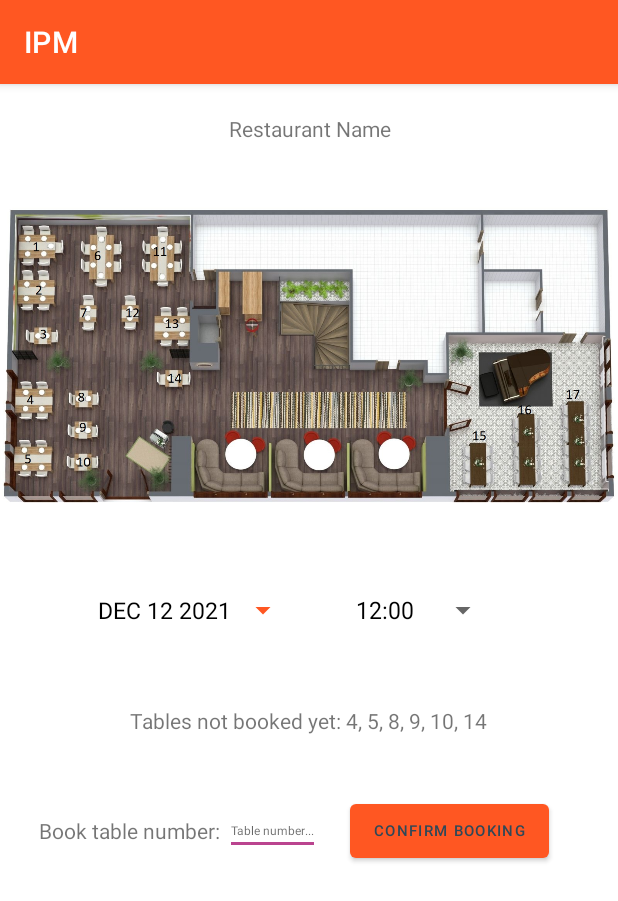
After one commit to PedromDimas/IPM, an Android app: the BookTableActivity screen opened directly, with no data from a screen before it, on a phone screen of 412 x 824 dp. The commit adds this screen. Shown: the top 901 px of the screen. Run offline under Robolectric (Android 15) with nearby library versions, the phone set to English and light mode, and no system bars.

Commit message:
Booking tables awfull

```diff
--- a/app/src/main/AndroidManifest.xml
+++ b/app/src/main/AndroidManifest.xml
@@ -29,7 +29,6 @@
         <meta-data
             android:name="com.google.android.geo.API_KEY"
             android:value="@string/google_maps_key" />
-
         <activity
             android:name=".FinishOrderActivity"
             android:exported="false" />
@@ -41,6 +40,9 @@
             android:exported="false" />
         <activity
             android:name=".LoginActivity"
+            android:exported="false" />
+        <activity
+            android:name=".data.BookTableActivity"
             android:exported="false" />
         <activity
             android:name=".RegisterActivity"
--- a/app/src/main/java/pt/unl/fct/SelectedRestaurantActivity.java
+++ b/app/src/main/java/pt/unl/fct/SelectedRestaurantActivity.java
@@ -10,6 +10,7 @@ import androidx.appcompat.app.AppCompatActivity;
 
 import java.util.ArrayList;
 
+import pt.unl.fct.data.BookTableActivity;
 import pt.unl.fct.data.model.Restaurant;
 
 public class SelectedRestaurantActivity extends AppCompatActivity {
@@ -37,9 +38,14 @@ public class SelectedRestaurantActivity extends AppCompatActivity {
             restaurantPrice.setText(restaurant.getPrice());
         }
 
-        Button btn = findViewById(R.id.oerder_btn);
-        btn.setOnClickListener(v -> {
+        Button orderBtn = findViewById(R.id.order_btn);
+        orderBtn.setOnClickListener(v -> {
             startActivity(new Intent(SelectedRestaurantActivity.this,OrderActivity.class));
+        });
+
+        Button bookBtn = findViewById(R.id.book_btn);
+        bookBtn.setOnClickListener(v -> {
+            startActivity(new Intent(SelectedRestaurantActivity.this,BookTableActivity.class));
         });
     }
 }
--- /dev/null
+++ b/app/src/main/java/pt/unl/fct/data/BookTableActivity.java
@@ -0,0 +1,129 @@
+package pt.unl.fct.data;
+
+import android.app.AlertDialog;
+import android.app.DatePickerDialog;
+import android.content.Intent;
+import android.os.Build;
+import android.os.Bundle;
+import android.text.format.DateFormat;
+import android.view.View;
+import android.widget.AdapterView;
+import android.widget.ArrayAdapter;
+import android.widget.Button;
+import android.widget.DatePicker;
+import android.widget.Spinner;
+import android.widget.TextView;
+import android.widget.Toast;
+
+
+import androidx.annotation.RequiresApi;
+import androidx.appcompat.app.AppCompatActivity;
+
+import java.util.Calendar;
+
+import pt.unl.fct.MainAppActivity;
+import pt.unl.fct.OrderActivity;
+import pt.unl.fct.R;
+import pt.unl.fct.SelectedRestaurantActivity;
+
+public class BookTableActivity extends AppCompatActivity implements AdapterView.OnItemSelectedListener {
+
+    private DatePickerDialog datePickerDialog;
+    private Button datePick;
+
+    @Override
+    protected void onCreate(Bundle savedInstanceState) {
+        super.onCreate(savedInstanceState);
+        setContentView(R.layout.book_table);
+
+        datePick = findViewById(R.id.datePick);
+        datePick.setText(getTodaysDate());
+        initDatePicker();
+
+        Spinner timePick = findViewById(R.id.timePick);
+        ArrayAdapter<CharSequence> adapter = ArrayAdapter.createFromResource(this,
+                R.array.schedule, R.layout.support_simple_spinner_dropdown_item);
+        adapter.setDropDownViewResource(R.layout.support_simple_spinner_dropdown_item);
+        timePick.setAdapter(adapter);
+        timePick.setOnItemSelectedListener(this);
+
+        Button confirmBooking = findViewById(R.id.confirmBooking);
+        confirmBooking.setOnClickListener(v -> {
+            Toast.makeText(this,"Booking confirmed",Toast.LENGTH_LONG).show();
+            startActivity(new Intent(this, MainAppActivity.class));
+        });
+    }
+
+    @Override
+    public void onItemSelected(AdapterView<?> parent, View view, int position, long id) {
+        String text = parent.getItemAtPosition(position).toString();
+        Toast.makeText(parent.getContext(), text, Toast.LENGTH_SHORT).show();
+    }
+
+    @Override
+    public void onNothingSelected(AdapterView<?> parent) {
+
+    }
+
+    private String getTodaysDate()
+    {
+        Calendar cal = Calendar.getInstance();
+        int year = cal.get(Calendar.YEAR);
+        int month = cal.get(Calendar.MONTH);
+        month = month + 1;
+        int day = cal.get(Calendar.DAY_OF_MONTH);
+        return makeDateString(day, month, year);
+    }
+
+    private void initDatePicker()
+    {
+        DatePickerDialog.OnDateSetListener dateSetListener = new DatePickerDialog.OnDateSetListener()
+        {
+            @Override
+            public void onDateSet(DatePicker datePicker, int year, int month, int day)
+            {
+                month = month + 1;
+                String date = makeDateString(day, month, year);
+                datePick.setText(date);
+            }
+        };
+
+        Calendar cal = Calendar.getInstance();
+        int year = cal.get(Calendar.YEAR);
+        int month = cal.get(Calendar.MONTH);
+        int day = cal.get(Calendar.DAY_OF_MONTH);
+
+        int style = AlertDialog.THEME_HOLO_LIGHT;
+
+        datePickerDialog = new DatePickerDialog(this, style, dateSetListener, year, month, day);
+        //datePickerDialog.getDatePicker().setMaxDate(System.currentTimeMillis());
+
+    }
+
+    private String makeDateString(int day, int month, int year)
+    {
+        return getMonthFormat(month) + " " + day + " " + year;
+    }
+
+    private String getMonthFormat(int month)
+    {
+        if(month == 1)return "JAN";
+        if(month == 2)return "FEB";
+        if(month == 3) return "MAR";
+        if(month == 4) return "APR";
+        if(month == 5)return "MAY";
+        if(month == 6)return "JUN";
+        if(month == 7)return "JUL";
+        if(month == 8)return "AUG";
+        if(month == 9)return "SEP";
+        if(month == 10)return "OCT";
+        if(month == 11)return "NOV";
+        if(month == 12)return "DEC";
+        return "JAN";
+    }
+
+    public void openDatePicker(View view)
+    {
+        datePickerDialog.show();
+    }
+}
--- /dev/null
+++ b/app/src/main/res/layout/book_table.xml
@@ -0,0 +1,95 @@
+<?xml version="1.0" encoding="utf-8"?>
+<androidx.constraintlayout.widget.ConstraintLayout xmlns:android="http://schemas.android.com/apk/res/android"
+    android:layout_width="match_parent"
+    android:layout_height="match_parent">
+
+    <RelativeLayout
+        android:layout_width="match_parent"
+        android:layout_height="match_parent">
+
+        <LinearLayout
+            android:layout_width="match_parent"
+            android:layout_height="wrap_content"
+            android:orientation="vertical">
+
+            <TextView
+                android:id="@+id/restaurantName"
+                android:layout_width="match_parent"
+                android:layout_height="wrap_content"
+                android:layout_margin="20dp"
+                android:gravity="center"
+                android:text="Restaurant Name" />
+
+            <ImageView
+                android:layout_width="match_parent"
+                android:layout_height="247dp"
+                android:src="@drawable/floorplan1" />
+
+            <LinearLayout
+                android:layout_width="match_parent"
+                android:layout_height="wrap_content"
+                android:layout_margin="20dp"
+                android:orientation="horizontal"
+                android:gravity="center">
+
+                <Button
+                    android:id="@+id/datePick"
+                    android:layout_width="150dp"
+                    android:layout_height="wrap_content"
+                    android:textSize="15dp"
+                    android:textColor="@color/black"
+                    style="?android:spinnerStyle"
+                    android:onClick="openDatePicker"/>
+
+                <Spinner
+                    android:layout_width="wrap_content"
+                    android:layout_height="wrap_content"
+                    android:textSize="15dp"
+                    android:id="@+id/timePick"
+                    android:layout_marginHorizontal="30dp"/>
+            </LinearLayout>
+
+            <LinearLayout
+                android:layout_width="match_parent"
+                android:layout_height="wrap_content"
+                android:orientation="horizontal"
+                android:gravity="center"
+                android:layout_margin="20dp">
+                <TextView
+                    android:layout_width="wrap_content"
+                    android:layout_height="wrap_content"
+                    android:text="Tables not booked yet: "/>
+                <TextView
+                    android:layout_width="wrap_content"
+                    android:layout_height="wrap_content"
+                    android:text="4, 5, 8, 9, 10, 14"/>
+            </LinearLayout>
+
+            <LinearLayout
+                android:layout_width="match_parent"
+                android:layout_height="wrap_content"
+                android:orientation="horizontal"
+                android:gravity="center"
+                android:layout_margin="20dp">
+                <TextView
+                    android:layout_width="wrap_content"
+                    android:layout_height="wrap_content"
+                    android:text="Book table number: "/>
+                <EditText
+                    android:layout_width="wrap_content"
+                    android:layout_height="wrap_content"
+                    android:hint="Table number..."
+                    android:textSize="8sp"
+                    android:textColor="@color/common_google_signin_btn_text_light"/>
+                <Button
+                    android:layout_width="wrap_content"
+                    android:layout_height="wrap_content"
+                    android:id="@+id/confirmBooking"
+                    android:text="Confirm booking"
+                    android:layout_marginHorizontal="20dp"
+                    android:textSize="10sp"/>
+            </LinearLayout>
+        </LinearLayout>
+    </RelativeLayout>
+
+</androidx.constraintlayout.widget.ConstraintLayout>
--- a/app/src/main/res/layout/selected_restaurant_layout.xml
+++ b/app/src/main/res/layout/selected_restaurant_layout.xml
@@ -76,13 +76,14 @@
                 android:layout_marginTop="40dp">
 
                 <Button
+                    android:id="@+id/book_btn"
                     android:layout_width="wrap_content"
                     android:layout_height="wrap_content"
                     android:layout_marginHorizontal="20dp"
                     android:text="Book a table" />
 
                 <Button
-                    android:id="@+id/oerder_btn"
+                    android:id="@+id/order_btn"
                     android:layout_width="wrap_content"
                     android:layout_height="wrap_content"
                     android:layout_marginHorizontal="20dp"
--- a/app/src/main/res/values/strings.xml
+++ b/app/src/main/res/values/strings.xml
@@ -11,4 +11,13 @@
     <string name="login_failed">"Login failed"</string>
     <!-- TODO: Remove or change this placeholder text -->
     <string name="hello_blank_fragment">Hello blank fragment</string>
+
+    <string-array name="schedule">
+        <item>12:00</item>
+        <item>13:30</item>
+        <item>15:00</item>
+        <item>18:30</item>
+        <item>20:00</item>
+        <item>21:30</item>
+    </string-array>
 </resources>
```
